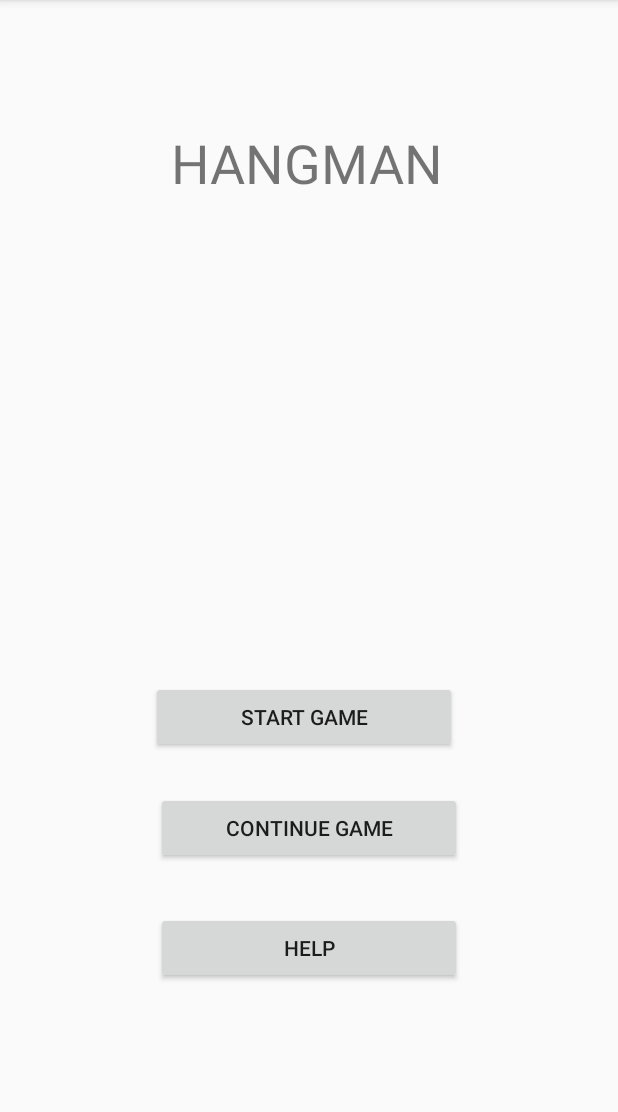
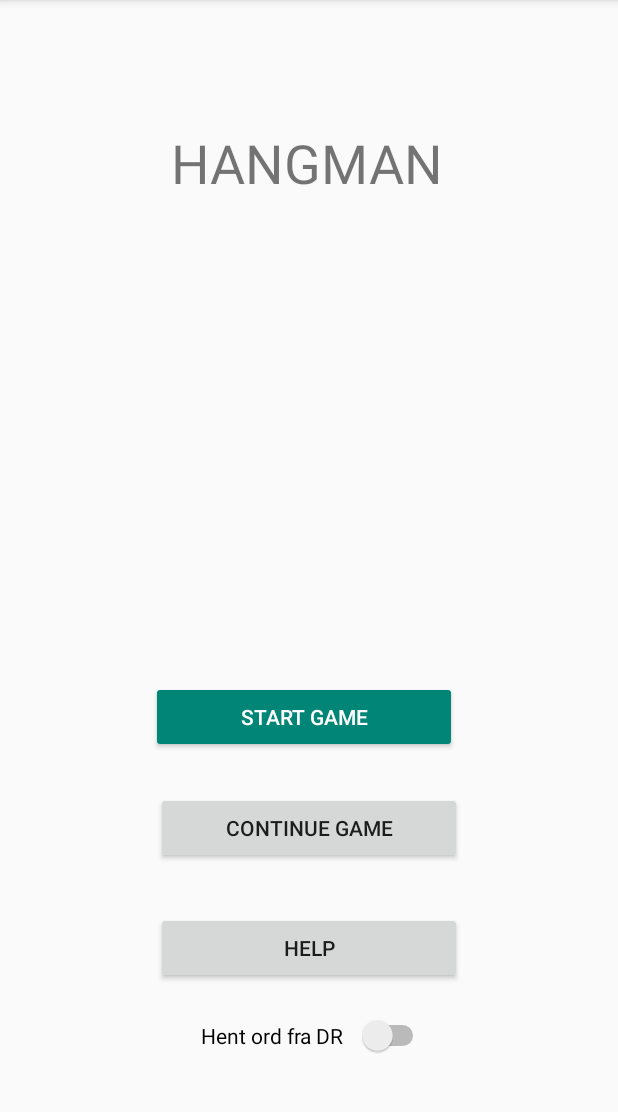
Before and after one commit to mcmalloy/MarksGalgeLeg, an Android app: the screen it shows after launch (MainActivity), on a phone screen of 412 x 824 dp, the part 84-1196 px from its top. Run offline under Robolectric (Android 15) with nearby library versions, the phone set to English and light mode, and no system bars.

Commit message:
Implemented a switch button on main menu since the hentOrdFraDR() method also contains CSS phrases that aren't suitable for the game.
Giving user choice to play normally or not

```diff
--- a/app/build.gradle
+++ b/app/build.gradle
@@ -5,7 +5,7 @@ android {
     buildToolsVersion "29.0.2"
     defaultConfig {
         applicationId "com.example.marksgalgeleg"
-        minSdkVersion 28
+        minSdkVersion 27
         targetSdkVersion 29
         versionCode 1
         versionName "1.0"
@@ -27,6 +27,7 @@ dependencies {
     implementation 'com.google.android.material:material:1.0.0'
     implementation "org.jetbrains.kotlin:kotlin-stdlib:1.3.50"
     implementation 'com.google.code.gson:gson:2.8.5'
+    implementation 'com.google.android.material:material:1.0.0'
     //noinspection GradleCompatible
     implementation 'com.android.support:recyclerview-v7:28.0.0'
     testImplementation 'junit:junit:4.12'
--- a/app/src/main/java/com/example/marksgalgeleg/HighScoreListActivity.java
+++ b/app/src/main/java/com/example/marksgalgeleg/HighScoreListActivity.java
@@ -33,10 +33,6 @@ public class HighScoreListActivity extends AppCompatActivity {
         listView=(ListView)findViewById(R.id.listView);
         textView=(TextView)findViewById(R.id.textView);
         scores = getIntent().getExtras().getIntegerArrayList("scores");
-        System.out.println("QQQQQQQQQQQQQQQQQ");
-        System.out.println("HERE IS THE FINAL ARRAYLIST READY FOR PRINTING!!!");
-        System.out.println(Arrays.toString(scores.toArray()));
-
 
         final ArrayAdapter<Integer> adapter = new ArrayAdapter<>(this,
                 android.R.layout.simple_list_item_1, android.R.id.text1, scores);
--- a/app/src/main/java/com/example/marksgalgeleg/LoseActivity.java
+++ b/app/src/main/java/com/example/marksgalgeleg/LoseActivity.java
@@ -83,9 +83,13 @@ public class LoseActivity extends AppCompatActivity {
     }
 
     public void GotoHighScore(){
+
+        System.out.println("Sending high score list:");
+        System.out.println(scores.toArray());
+
         Intent myIntent = new Intent(this,
                 HighScoreListActivity.class);
-        myIntent.putIntegerArrayListExtra("highscores",scores);
+        myIntent.putIntegerArrayListExtra("scores",scores);
         startActivity(myIntent);
     }
 }
--- a/app/src/main/java/com/example/marksgalgeleg/MainActivity.java
+++ b/app/src/main/java/com/example/marksgalgeleg/MainActivity.java
@@ -9,6 +9,7 @@ import android.os.Bundle;
 import android.view.Menu;
 import android.view.View;
 import android.widget.Button;
+import android.widget.Switch;
 import android.widget.Toast;
 
 import com.example.marksgalgeleg.Galgelogik;
@@ -17,6 +18,8 @@ public class MainActivity extends AppCompatActivity {
     Button Startbutton;
     Button ContinueButton;
     Button HelpButton;
+    Switch DownloadSwitch;
+    static boolean b = false;
     @Override
     protected void onCreate(Bundle savedInstanceState) {
         super.onCreate(savedInstanceState);
@@ -25,7 +28,7 @@ public class MainActivity extends AppCompatActivity {
         Startbutton = (Button) findViewById(R.id.StartGameButton);
         ContinueButton = (Button) findViewById(R.id.ContinueGameButton);
         HelpButton = (Button) findViewById(R.id.HelpButton);
-
+        DownloadSwitch = findViewById(R.id.switch1);
         listenToButtons();
 
     }
@@ -53,14 +56,23 @@ public class MainActivity extends AppCompatActivity {
                 help();
             }
         });
-
     }
 
     public void startGame(){
         // Starts the game activity. Let the games commence
         Intent myIntent = new Intent(this,
                 GameActivity.class);
-        startActivity(myIntent);
+
+        if(DownloadSwitch.isChecked()){
+            System.out.println("YOU SHOULD DOWNLOAD FROM DR");
+            myIntent.putExtra("gameMode",1);
+            startActivity(myIntent);
+        }
+        else if(DownloadSwitch.isChecked()==false){
+            System.out.println("START GAME NORMALLY");
+            myIntent.putExtra("gameMode",0);
+            startActivity(myIntent);
+        }
     }
 
     public void continueGame(){
@@ -71,4 +83,5 @@ public class MainActivity extends AppCompatActivity {
         Toast.makeText(getApplicationContext(),"This hasn't been implemented yet",Toast.LENGTH_LONG);
     }
 
+
 }
--- a/app/src/main/res/layout/activity_lose.xml
+++ b/app/src/main/res/layout/activity_lose.xml
@@ -55,6 +55,7 @@
         android:layout_marginEnd="46dp"
         android:layout_marginBottom="208dp"
         android:text="@string/spil_igen"
+        android:theme="@style/PrimaryButtonColor"
         app:layout_constraintBottom_toBottomOf="parent"
         app:layout_constraintEnd_toStartOf="@+id/goToMainMenu"
         app:layout_constraintStart_toStartOf="parent" />
@@ -67,6 +68,7 @@
         android:layout_marginEnd="56dp"
         android:layout_marginBottom="208dp"
         android:text="@string/main_menu"
+        android:theme="@style/PrimaryButtonColor"
         app:layout_constraintBottom_toBottomOf="parent"
         app:layout_constraintEnd_toEndOf="parent"
         app:layout_constraintHorizontal_bias="1.0"
--- a/app/src/main/res/layout/activity_main.xml
+++ b/app/src/main/res/layout/activity_main.xml
@@ -27,7 +27,9 @@
         android:text="Start Game"
         app:layout_constraintBottom_toTopOf="@+id/ContinueGameButton"
         app:layout_constraintEnd_toEndOf="parent"
-        app:layout_constraintStart_toStartOf="parent" />
+        app:layout_constraintStart_toStartOf="parent"
+        android:theme="@style/PrimaryButtonColor"/>
+    />
 
     <Button
         android:id="@+id/ContinueGameButton"
@@ -60,4 +62,17 @@
         app:layout_constraintStart_toStartOf="parent"
         app:layout_constraintTop_toTopOf="parent" />
 
+    <Switch
+        android:id="@+id/switch1"
+        android:layout_width="152dp"
+        android:layout_height="22dp"
+        android:layout_marginStart="149dp"
+        android:layout_marginEnd="126dp"
+        android:layout_marginBottom="64dp"
+        android:text="Hent ord fra DR"
+        app:layout_constraintBottom_toBottomOf="parent"
+        app:layout_constraintEnd_toEndOf="parent"
+        app:layout_constraintHorizontal_bias="1.0"
+        app:layout_constraintStart_toStartOf="parent" />
+
 </androidx.constraintlayout.widget.ConstraintLayout>
--- a/app/src/main/res/layout/activity_winstate.xml
+++ b/app/src/main/res/layout/activity_winstate.xml
@@ -62,6 +62,7 @@
         android:layout_marginEnd="149dp"
         android:layout_marginBottom="128dp"
         android:text="High Scores"
+        android:theme="@style/PrimaryButtonColor"
         app:layout_constraintBottom_toBottomOf="parent"
         app:layout_constraintEnd_toEndOf="parent"
         app:layout_constraintHorizontal_bias="0.498"
--- a/app/src/main/res/values/styles.xml
+++ b/app/src/main/res/values/styles.xml
@@ -6,7 +6,27 @@
         <item name="colorPrimary">@color/colorPrimary</item>
         <item name="colorPrimaryDark">@color/colorPrimaryDark</item>
         <item name="colorAccent">@color/colorAccent</item>
+
+
+
+
     </style>
+
+    <style
+        name="PrimaryButtonColor" parent="Theme.AppCompat">
+        <item name="colorButtonNormal">@color/colorPrimary</item>
+        <item name="colorControlHighlight">@color/colorAccent</item>
+    </style>
+
+
+    <style
+        name="LoseButtonColors" parent="TextAppearance.AppCompat">
+        <item name="colorButtonNormal">#8B0000</item>
+        <item name="colorControlHighlight">@color/colorAccent</item>
+    </style>
+
+
+
 
     <style name="AppTheme.NoActionBar">
         <item name="windowActionBar">false</item>
```
Also changed, not shown: app/src/main/java/com/example/marksgalgeleg/GameActivity.java (+38 -5 lines), app/src/main/res/layout/buttonshape.xml (deleted, +0 -20 lines), app/src/main/res/layout/activity_game.xml (renamed from app/src/main/res/layout/activity_second.xml).
